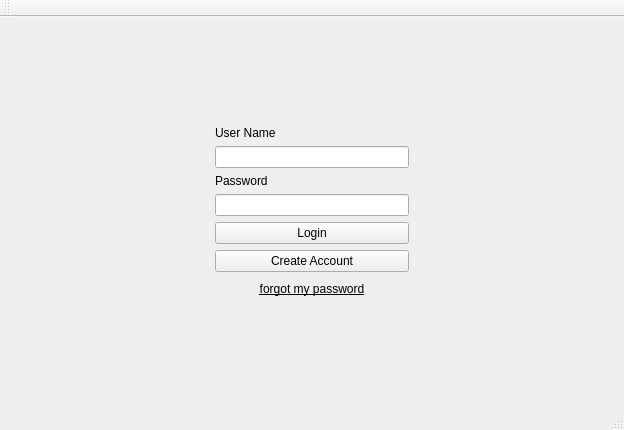
Old version of the form Software-Engineering/mainwindow.ui in the repository WBatt/Software-Engineering.
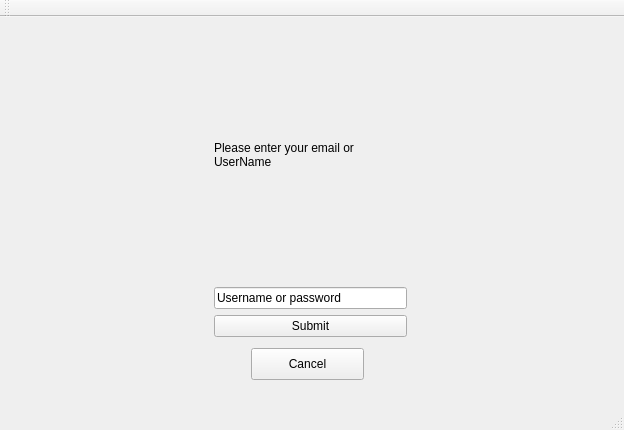
New version of the form. The open tabs and pages were chosen to show the change.

Commit message:
forget page first pass
- add first pass of forget page

The edit to the form file:
```diff
--- a/Software-Engineering/mainwindow.ui
+++ b/Software-Engineering/mainwindow.ui
@@ -368,6 +368,124 @@
         </item>
        </layout>
       </widget>
+      <widget class="QWidget" name="page">
+       <widget class="QWidget" name="gridLayoutWidget">
+        <property name="geometry">
+         <rect>
+          <x>-1</x>
+          <y>9</y>
+          <width>601</width>
+          <height>311</height>
+         </rect>
+        </property>
+        <layout class="QGridLayout" name="gridLayout_8">
+         <item row="5" column="2">
+          <widget class="QPushButton" name="PushPass">
+           <property name="enabled">
+            <bool>true</bool>
+           </property>
+           <property name="sizePolicy">
+            <sizepolicy hsizetype="Expanding" vsizetype="Fixed">
+             <horstretch>0</horstretch>
+             <verstretch>0</verstretch>
+            </sizepolicy>
+           </property>
+           <property name="text">
+            <string>Submit</string>
+           </property>
+          </widget>
+         </item>
+         <item row="1" column="2">
+          <widget class="QLabel" name="forget_prompt">
+           <property name="text">
+            <string>Please enter your email or UserName</string>
+           </property>
+           <property name="wordWrap">
+            <bool>true</bool>
+           </property>
+          </widget>
+         </item>
+         <item row="4" column="2">
+          <widget class="QLineEdit" name="user_id">
+           <property name="text">
+            <string>Username or password</string>
+           </property>
+          </widget>
+         </item>
+         <item row="0" column="2">
+          <spacer name="verticalSpacer_9">
+           <property name="orientation">
+            <enum>Qt::Vertical</enum>
+           </property>
+           <property name="sizeType">
+            <enum>QSizePolicy::Fixed</enum>
+           </property>
+           <property name="sizeHint" stdset="0">
+            <size>
+             <width>20</width>
+             <height>40</height>
+            </size>
+           </property>
+          </spacer>
+         </item>
+         <item row="5" column="0">
+          <spacer name="horizontalSpacer_2">
+           <property name="orientation">
+            <enum>Qt::Horizontal</enum>
+           </property>
+           <property name="sizeHint" stdset="0">
+            <size>
+             <width>40</width>
+             <height>10</height>
+            </size>
+           </property>
+          </spacer>
+         </item>
+         <item row="5" column="3">
+          <spacer name="horizontalSpacer_8">
+           <property name="orientation">
+            <enum>Qt::Horizontal</enum>
+           </property>
+           <property name="sizeHint" stdset="0">
+            <size>
+             <width>40</width>
+             <height>10</height>
+            </size>
+           </property>
+          </spacer>
+         </item>
+         <item row="2" column="2">
+          <spacer name="verticalSpacer_10">
+           <property name="orientation">
+            <enum>Qt::Vertical</enum>
+           </property>
+           <property name="sizeType">
+            <enum>QSizePolicy::Fixed</enum>
+           </property>
+           <property name="sizeHint" stdset="0">
+            <size>
+             <width>20</width>
+             <height>60</height>
+            </size>
+           </property>
+          </spacer>
+         </item>
+        </layout>
+       </widget>
+       <widget class="QPushButton" name="cancel_forget">
+        <property name="geometry">
+         <rect>
+          <x>240</x>
+          <y>320</y>
+          <width>113</width>
+          <height>32</height>
+         </rect>
+        </property>
+        <property name="text">
+         <string>Cancel</string>
+        </property>
+       </widget>
+      </widget>
      </widget>
     </item>
    </layout>
```
Left out of the diff: 2 changed lines with no effect on the pictures. The commit also changes 4 other files.
